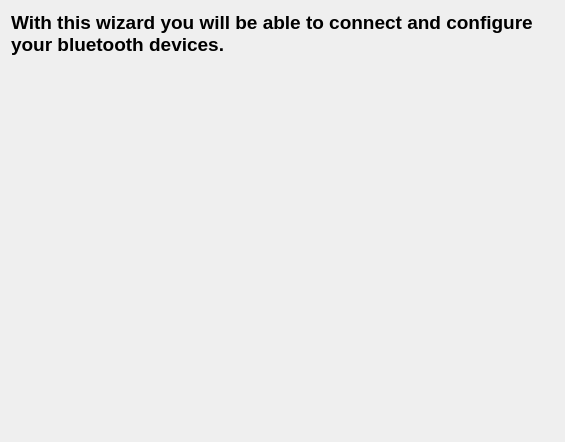
Above: src/wizard/pages/introduction.ui from KDE/bluedevil before the change. Below: the same form after it.
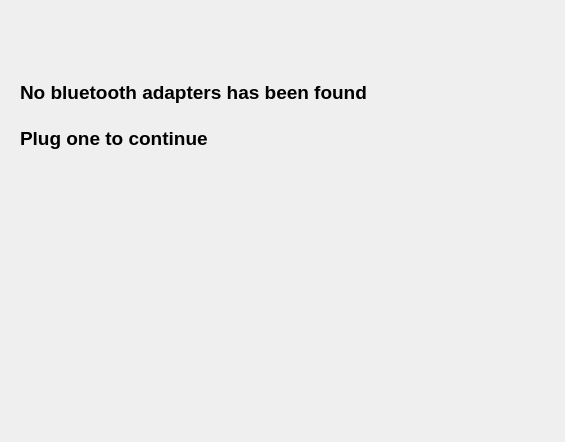
That is the form after the change. The open tabs and pages were chosen to show the change.

Commit message: Added adapter checking using libbluedevil :)

Patch:
```diff
--- a/src/wizard/pages/introduction.ui
+++ b/src/wizard/pages/introduction.ui
@@ -20,7 +20,14 @@
       <enum>QLayout::SetMaximumSize</enum>
      </property>
      <item>
-      <widget class="QLabel" name="label">
+      <widget class="QStackedWidget" name="labelsStack">
+       <property name="currentIndex">
+        <number>0</number>
+       </property>
+       <widget class="QWidget" name="descText">
+        <layout class="QVBoxLayout" name="verticalLayout_3">
+         <item>
+          <widget class="QLabel" name="descText">
        <property name="text">
         <string>&lt;!DOCTYPE HTML PUBLIC &quot;-//W3C//DTD HTML 4.0//EN&quot; &quot;http://www.w3.org/TR/REC-html40/strict.dtd&quot;&gt;
 &lt;html&gt;&lt;head&gt;&lt;meta name=&quot;qrichtext&quot; content=&quot;1&quot; /&gt;&lt;style type=&quot;text/css&quot;&gt;
@@ -31,6 +38,30 @@
        <property name="wordWrap">
         <bool>true</bool>
        </property>
+          </widget>
+         </item>
+        </layout>
+       </widget>
+       <widget class="QWidget" name="descPage">
+        <layout class="QVBoxLayout" name="verticalLayout_4">
+         <item>
+          <widget class="QLabel" name="noAdapterText">
+           <property name="text">
+            <string>&lt;!DOCTYPE HTML PUBLIC &quot;-//W3C//DTD HTML 4.0//EN&quot; &quot;http://www.w3.org/TR/REC-html40/strict.dtd&quot;&gt;
+&lt;html&gt;&lt;head&gt;&lt;meta name=&quot;qrichtext&quot; content=&quot;1&quot; /&gt;&lt;style type=&quot;text/css&quot;&gt;
+p, li { white-space: pre-wrap; }
+&lt;/style&gt;&lt;/head&gt;&lt;body style=&quot; font-family:'DejaVu Sans'; font-size:9pt; font-weight:400; font-style:normal;&quot;&gt;
+&lt;p style=&quot; margin-top:0px; margin-bottom:0px; margin-left:0px; margin-right:0px; -qt-block-indent:0; text-indent:0px;&quot;&gt;&lt;span style=&quot; font-size:14pt; font-weight:600;&quot;&gt;No bluetooth adapters has been found&lt;/span&gt;&lt;/p&gt;
+&lt;p style=&quot;-qt-paragraph-type:empty; margin-top:0px; margin-bottom:0px; margin-left:0px; margin-right:0px; -qt-block-indent:0; text-indent:0px; font-size:14pt; font-weight:600;&quot;&gt;&lt;/p&gt;
+&lt;p style=&quot; margin-top:0px; margin-bottom:0px; margin-left:0px; margin-right:0px; -qt-block-indent:0; text-indent:0px;&quot;&gt;&lt;span style=&quot; font-size:14pt; font-weight:600;&quot;&gt;Plug one to continue&lt;/span&gt;&lt;/p&gt;&lt;/body&gt;&lt;/html&gt;</string>
+           </property>
+           <property name="wordWrap">
+            <bool>true</bool>
+           </property>
+          </widget>
+         </item>
+        </layout>
+       </widget>
       </widget>
      </item>
      <item>
```
Lines whose indentation alone changed are shown as unchanged. The commit also changes 3 other files.
